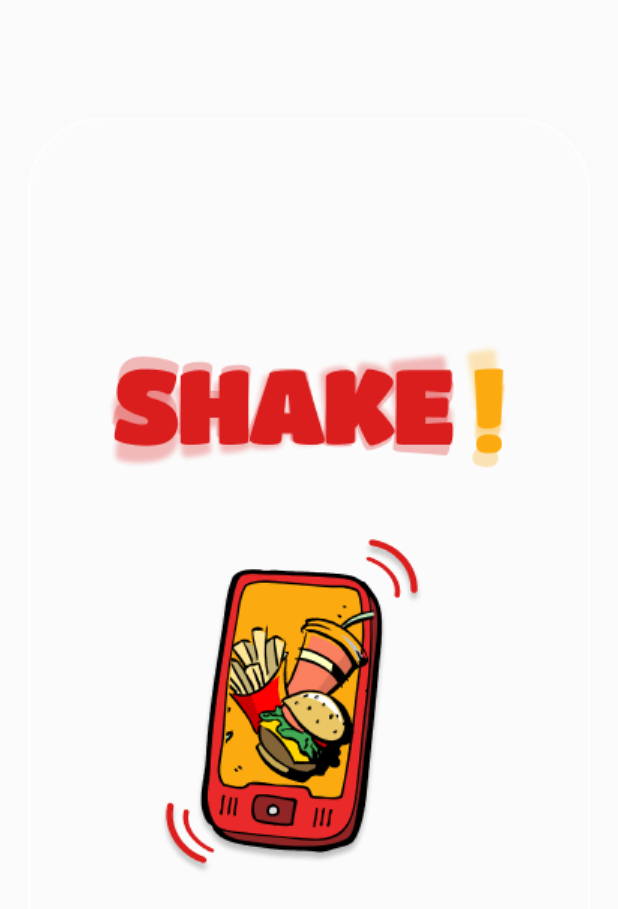
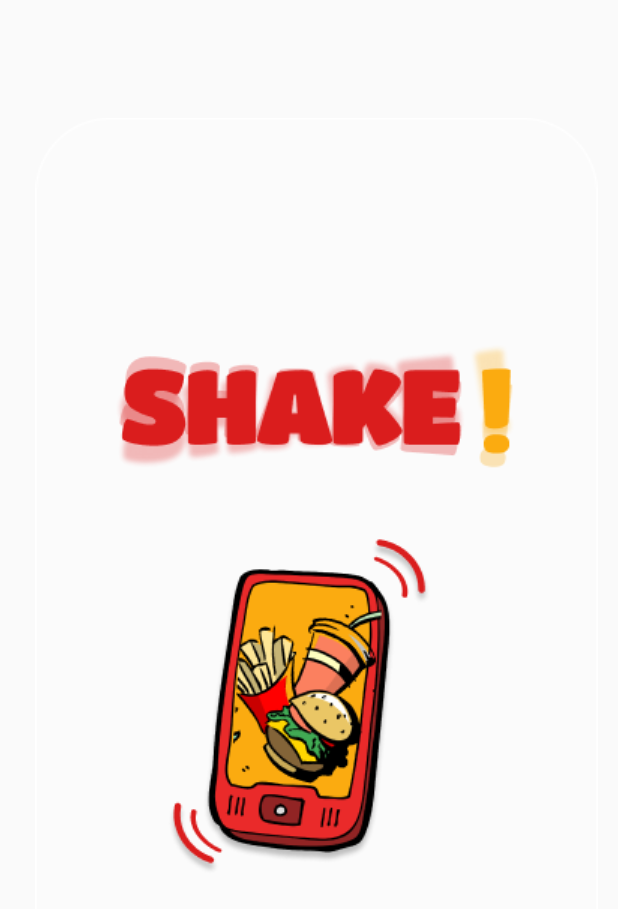
Before and after one commit to eajane28/shake_eat, a Flutter app: the ShakingView screen opened by its route, on a phone screen of 412 x 824 dp. Shown: the top 909 px of the screen. Run offline on Flutter 3.47's test engine with Material 2 defaults, Android fonts, the phone set to English and light mode, and no system bars; our stand-ins replace flutter_svg, stacked, stacked_services, stacked_shared.

Commit message:
add shaking animation

```diff
--- a/lib/ui/views/shaking/shaking_view.dart
+++ b/lib/ui/views/shaking/shaking_view.dart
@@ -12,10 +12,11 @@
       ShakingViewModel viewModel,
       Widget? child,
       ) {
-    return Scaffold(
+    return const Scaffold(
       body: Center(
-      child: Image.asset('assets/Shake1.png'),
-    ));
+        child: ShakeAnimationWidget(), // Use the ShakeAnimationWidget
+      ),
+    );
   }
 
   @override
@@ -24,3 +25,58 @@
       ) =>
       ShakingViewModel();
 }
+
+class ShakeAnimationWidget extends StatefulWidget {
+  const ShakeAnimationWidget({super.key});
+
+  @override
+  _ShakeAnimationWidgetState createState() => _ShakeAnimationWidgetState();
+}
+
+class _ShakeAnimationWidgetState extends State<ShakeAnimationWidget>
+    with TickerProviderStateMixin {
+  late AnimationController _controller;
+  late Animation<double> _animation;
+
+  @override
+  void initState() {
+    super.initState();
+
+    // Create an AnimationController
+    _controller = AnimationController(
+      vsync: this,
+      duration: const Duration(milliseconds: 100),
+    );
+
+    // Create a Tween to define the shake animation
+    _animation = Tween<double>(
+      begin: -5.0,
+      end: 5.0,
+    ).animate(CurvedAnimation(
+      parent: _controller,
+      curve: Curves.easeInOut,
+    ));
+
+    // Start the animation
+    _controller.repeat(reverse: true);
+  }
+
+  @override
+  Widget build(BuildContext context) {
+    return AnimatedBuilder(
+      animation: _animation,
+      builder: (context, child) {
+        return Transform.translate(
+          offset: Offset(_animation.value, 0),
+          child: Image.asset('assets/Shake1.png'), // Replace with your image
+        );
+      },
+    );
+  }
+
+  @override
+  void dispose() {
+    _controller.dispose();
+    super.dispose();
+  }
+}
```
Lines whose indentation alone changed are shown as unchanged.
